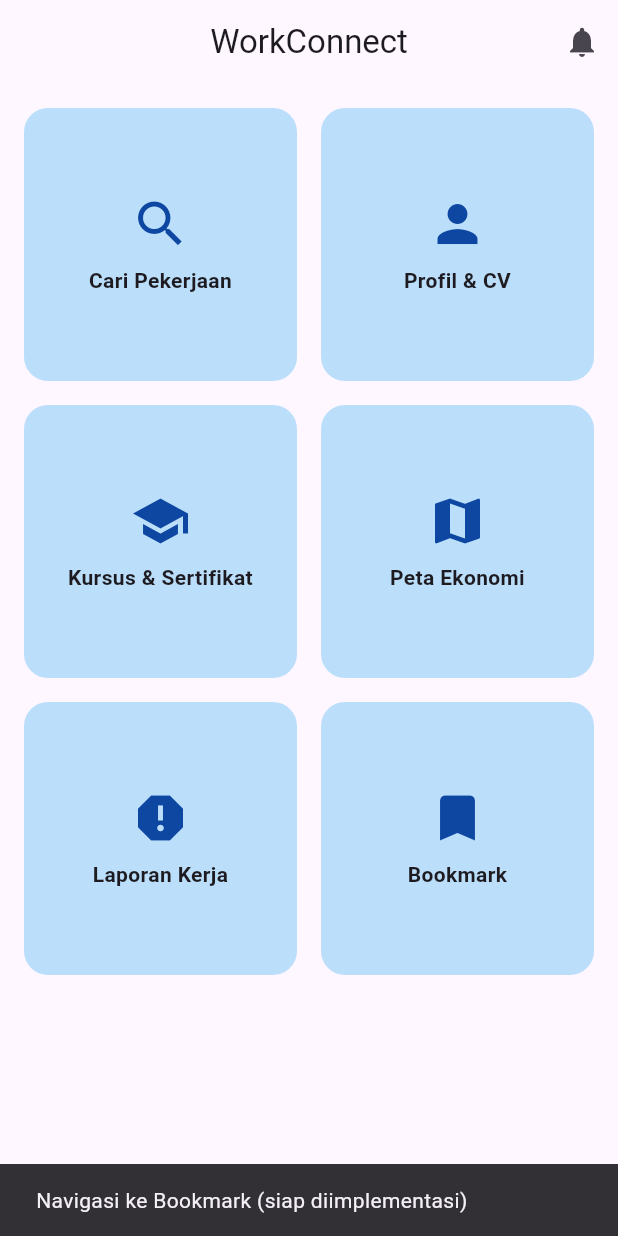
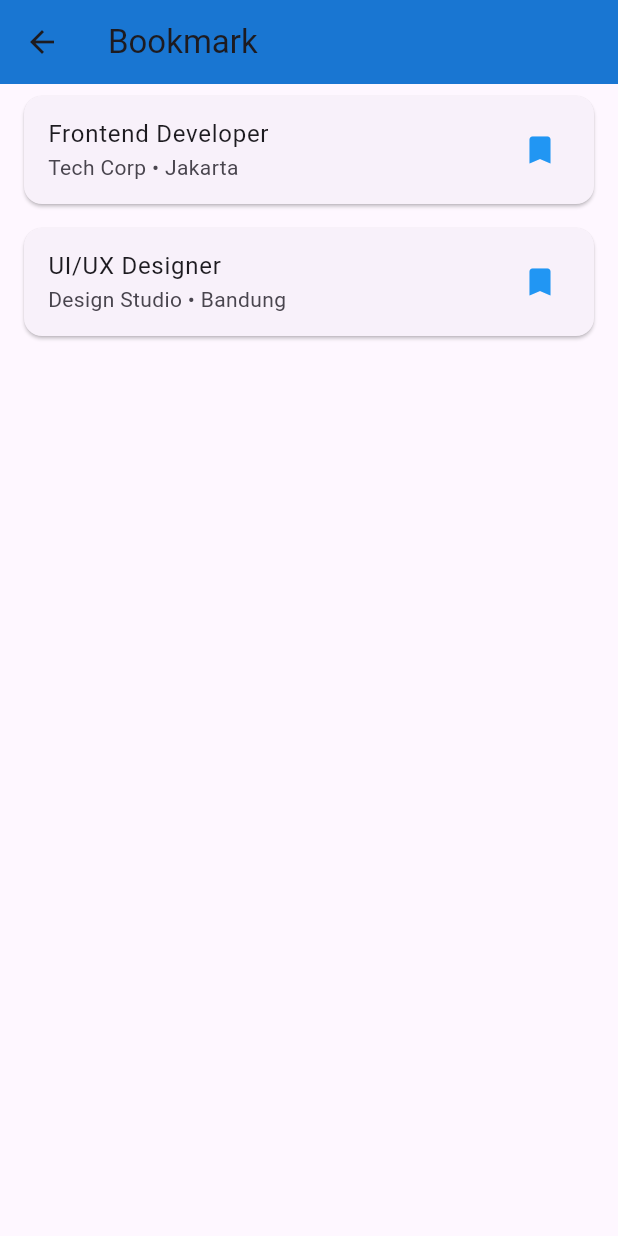
Before and after one commit to JovanWangsa/workconnect_kelompok_8, a Flutter app: the HomeScreen screen opened directly, after a tap on "Bookmark", on a phone screen of 412 x 824 dp. Run offline on Flutter 3.47's test engine with Material 3 defaults, Android fonts, the phone set to English and light mode, and no system bars.

Commit message:
Update Bookmark

```diff
--- /dev/null
+++ b/lib/screens/bookmark_screen.dart
@@ -0,0 +1,48 @@
+import 'package:flutter/material.dart';
+
+class BookmarkScreen extends StatelessWidget {
+  final List<Map<String, String>> bookmarkedItems = [
+    {
+      'title': 'Frontend Developer',
+      'company': 'Tech Corp',
+      'location': 'Jakarta',
+    },
+    {
+      'title': 'UI/UX Designer',
+      'company': 'Design Studio',
+      'location': 'Bandung',
+    },
+  ];
+
+  @override
+  Widget build(BuildContext context) {
+    return Scaffold(
+      appBar: AppBar(
+        title: Text('Bookmark'),
+        backgroundColor: Colors.blue[700],
+      ),
+      body:
+          bookmarkedItems.isEmpty
+              ? Center(child: Text('Belum ada bookmark.'))
+              : ListView.builder(
+                itemCount: bookmarkedItems.length,
+                itemBuilder: (context, index) {
+                  final item = bookmarkedItems[index];
+                  return Card(
+                    margin: EdgeInsets.symmetric(horizontal: 16, vertical: 8),
+                    child: ListTile(
+                      title: Text(item['title']!),
+                      subtitle: Text(
+                        '${item['company']} • ${item['location']}',
+                      ),
+                      trailing: Icon(Icons.bookmark, color: Colors.blue),
+                      onTap: () {
+                        // Arahkan ke detail pekerjaan (jika ada)
+                      },
+                    ),
+                  );
+                },
+              ),
+    );
+  }
+}
--- a/lib/screens/home_screen.dart
+++ b/lib/screens/home_screen.dart
@@ -3,6 +3,7 @@ import 'job_search_screen.dart';
 import 'profile_screen.dart';
 import '../screens/riwayat/course_history_screen.dart';
 import '../screens/work_report_screen.dart';
+import 'bookmark_screen.dart';
 
 class HomeScreen extends StatelessWidget {
   const HomeScreen({super.key});
@@ -69,9 +70,15 @@ class HomeScreen extends StatelessWidget {
             context,
             MaterialPageRoute(builder: (context) => WorkReportScreen()),
           );
+        }
+        if (title == "Bookmark") {
+          Navigator.push(
+            context,
+            MaterialPageRoute(builder: (context) => BookmarkScreen()),
+          );
         } else {
           ScaffoldMessenger.of(context).showSnackBar(
-            SnackBar(content: Text('Navigasi ke $title (siap diimplementasi)')),
+            SnackBar(content: Text('Navigasi ke $title (Siap Diimplementasi)')),
           );
         }
       },
```
